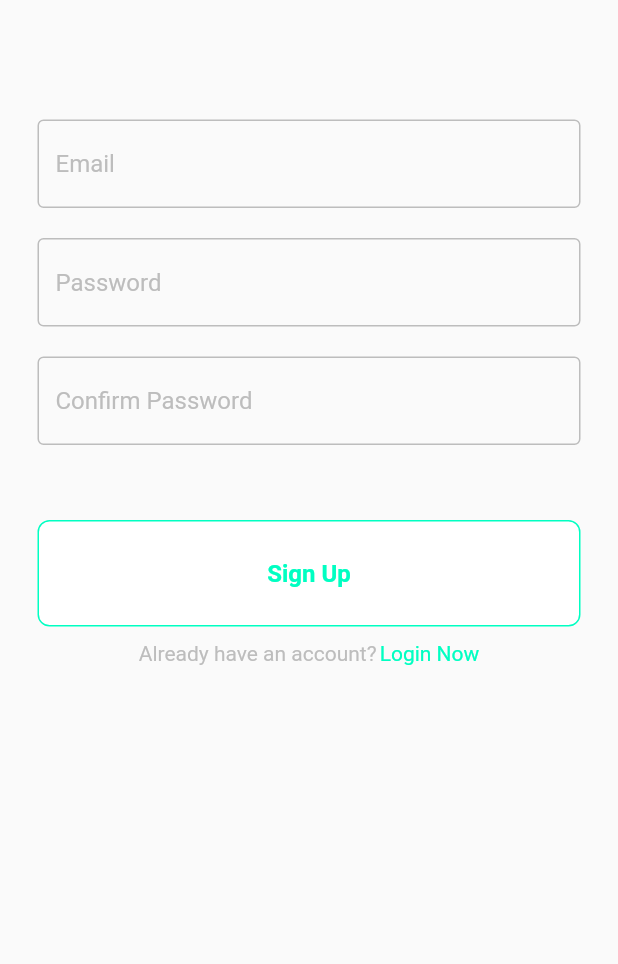
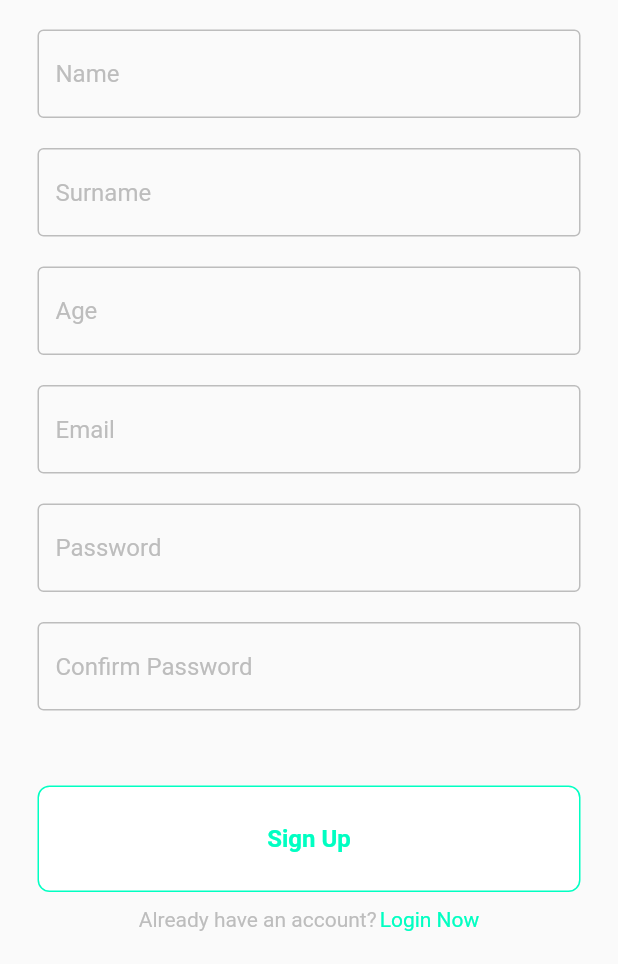
Before and after one commit to Emirlan-Zhanakeev/tracker, a Flutter app: the screen it shows after launch, after a tap on "Register Now", on a phone screen of 412 x 824 dp, the part 272-1236 px from its top. Run offline on Flutter 3.47's test engine with Material 2 defaults, Android fonts, the phone set to English and light mode, and no system bars; our stand-ins replace cloud_firestore, firebase_auth, firebase_core, google_sign_in; accounts and stored records are empty; network calls fail.

Commit message:
Creating user operation

```diff
--- a/lib/auth_pages/register_page.dart
+++ b/lib/auth_pages/register_page.dart
@@ -1,3 +1,4 @@
+import 'package:cloud_firestore/cloud_firestore.dart';
 import 'package:firebase_auth/firebase_auth.dart';
 import 'package:flutter/material.dart';
 import 'package:medicine_tracker/components/button.dart';
@@ -20,6 +21,9 @@ class _RegisterPageState extends State<RegisterPage> {
   final userEmailController = TextEditingController();
   final userPasswordController = TextEditingController();
   final userConfirmPasswordController = TextEditingController();
+  final userNameController = TextEditingController();
+  final userSurnameController = TextEditingController();
+  final userAgeController = TextEditingController();
 
   ///sign user up method
   void signUserUp() async {
@@ -33,13 +37,35 @@ class _RegisterPageState extends State<RegisterPage> {
       },
     );
 
-    ///try cresting user
+    ///try creating user
     try {
       ///check is password is confirmed
       if (userPasswordController.text == userConfirmPasswordController.text) {
         await FirebaseAuth.instance.createUserWithEmailAndPassword(
           email: userEmailController.text,
           password: userPasswordController.text,
+        );
+
+        ///add user details
+/*
+        final docUser = FirebaseFirestore.instance.collection('users').doc('my-id');
+
+        final json = {
+          'name' : userNameController,
+          'surname' : userSurnameController,
+          'age' : 21,
+        };
+
+        await docUser.set(json);
+*/
+
+        addUserDetails(
+          userNameController.text.trim(),
+          userSurnameController.text.trim(),
+          userEmailController.text.trim(),
+          int.parse(
+            userAgeController.text.trim(),
+          ),
         );
       } else {
         ///show error message if password don't match
@@ -67,6 +93,17 @@ class _RegisterPageState extends State<RegisterPage> {
         wrongPasswordMessage();
       }*/
     }
+  }
+  Future addUserDetails(
+      String firstName, String lastName, String email, int age) async {
+    await FirebaseFirestore.instance.collection('users').add(
+      {
+        'first name': firstName,
+        'last name': lastName,
+        'email': email,
+        'age': age,
+      },
+    );
   }
 
   ///show error message popup
@@ -122,7 +159,31 @@ class _RegisterPageState extends State<RegisterPage> {
               ),
 
               ///Name TextField
-              const SizedBox(height: 80),
+              const SizedBox(height: 20),
+              MyTextField(
+                controller: userNameController,
+                hintText: 'Name',
+                obscureText: false,
+              ),
+
+              ///Surname TextField
+              const SizedBox(height: 20),
+              MyTextField(
+                controller: userSurnameController,
+                hintText: 'Surname',
+                obscureText: false,
+              ),
+
+              ///age TextField
+              const SizedBox(height: 20),
+              MyTextField(
+                controller: userAgeController,
+                hintText: 'Age ',
+                obscureText: false,
+              ),
+
+              ///Email TextField
+              const SizedBox(height: 20),
               MyTextField(
                 controller: userEmailController,
                 hintText: 'Email',
--- a/pubspec.yaml
+++ b/pubspec.yaml
@@ -38,6 +38,7 @@ dependencies:
   firebase_core: ^2.4.1
   firebase_auth: ^4.2.4
   google_sign_in: ^5.4.2
+  cloud_firestore: ^4.3.1
 
 dev_dependencies:
   flutter_test:
```
Also changed, not shown: pubspec.lock, 1 other file.
